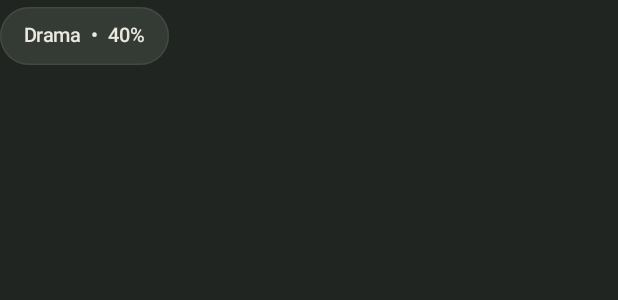
After one commit to gurusainathp/Movieed, an Android app: the layout item_top_genre_chip.xml on its own in the app's theme, with its tools: preview values and no code run, on a phone screen of 412 x 824 dp. The commit adds this screen. Shown: the top 300 px of the screen. Run offline under Robolectric (Android 15) with nearby library versions, the phone set to English and light mode, and no system bars.

Commit message:
feat: add top genres breakdown with chip layout and percentage stats

```diff
--- /dev/null
+++ b/app/src/main/res/layout/item_top_genre_chip.xml
@@ -0,0 +1,18 @@
+<?xml version="1.0" encoding="utf-8"?>
+<com.google.android.material.chip.Chip
+    xmlns:android="http://schemas.android.com/apk/res/android"
+    xmlns:app="http://schemas.android.com/apk/res-auto"
+    xmlns:tools="http://schemas.android.com/tools"
+    android:layout_width="wrap_content"
+    android:layout_height="wrap_content"
+    android:checkable="false"
+    android:clickable="false"
+    android:focusable="false"
+    app:chipBackgroundColor="@color/movieed_surface_elevated"
+    app:chipCornerRadius="20dp"
+    app:chipMinHeight="38dp"
+    app:chipStrokeColor="@color/movieed_border"
+    app:chipStrokeWidth="1dp"
+    android:textColor="@color/movieed_text_primary"
+    android:textSize="13sp"
+    tools:text="Drama  •  40%" />
```
Also changed, not shown: app/src/main/java/com/gurusainathp/movieed/ui/profile/ProfileFragment.java (+40 -0 lines), app/src/main/java/com/gurusainathp/movieed/ui/profile/ProfileViewModel.java (+86 -1 lines).
